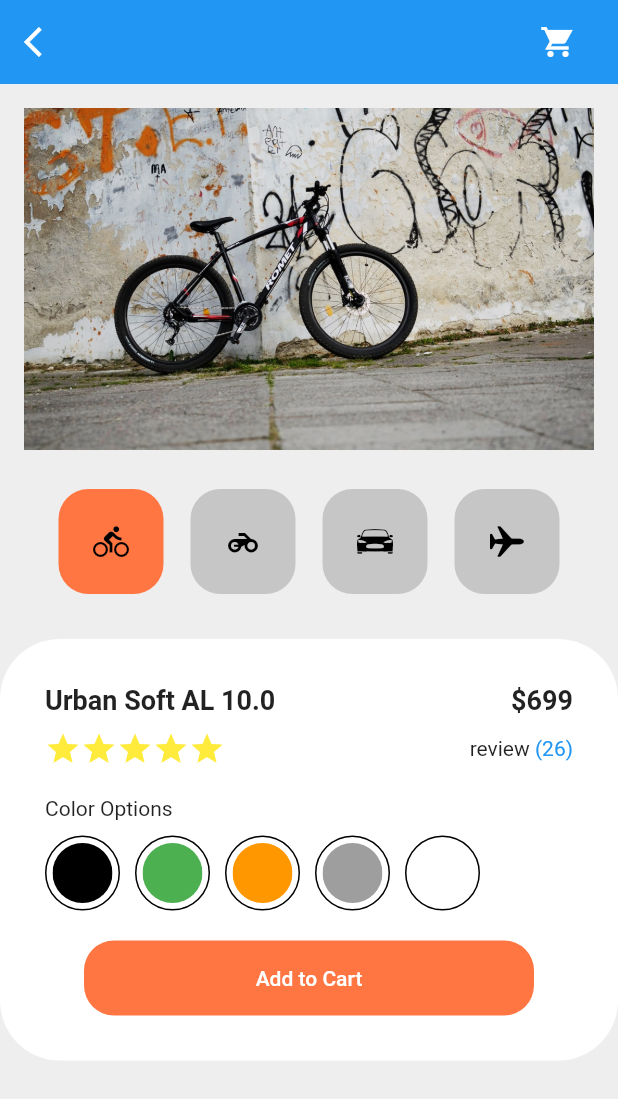
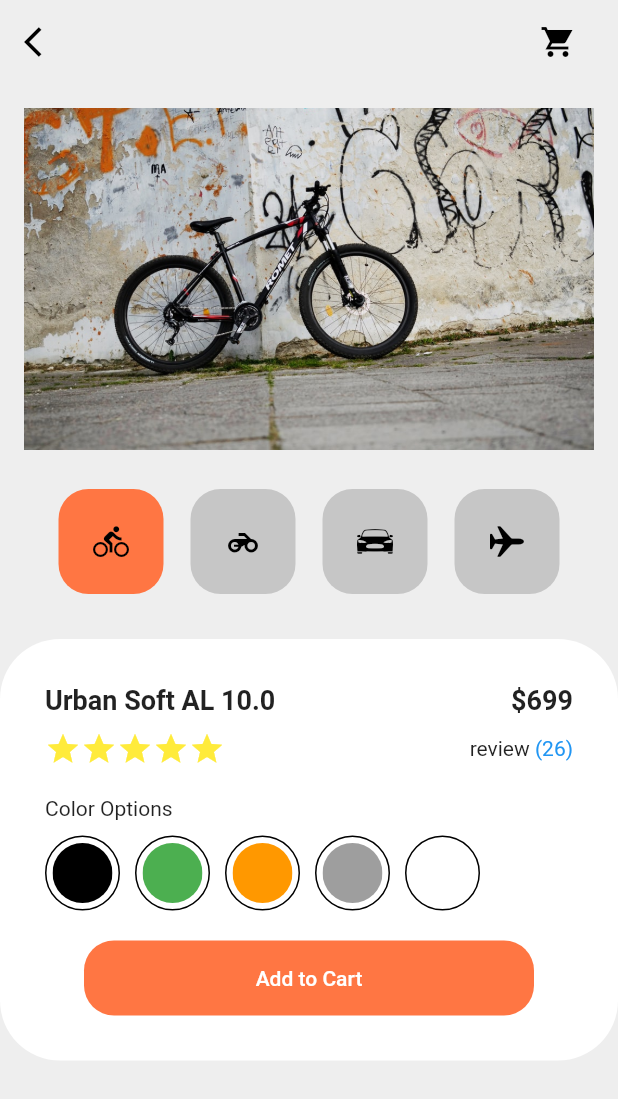
Before and after one commit to S-Sojung/flutter-shopping, a Flutter app: the screen it shows after launch, on a phone screen of 412 x 824 dp. Shown: the top 1099 px of the screen. Run offline on Flutter 3.47's test engine with Material 2 defaults, Android fonts, the phone set to English and light mode, and no system bars.

Commit message:
앱바 테마 적용

```diff
--- a/lib/main.dart
+++ b/lib/main.dart
@@ -38,6 +38,7 @@ class ShoppingCartPage extends StatelessWidget {
 
   AppBar _buildShoppingCartAppBar() {
     return AppBar(
+
       leading: Icon(Icons.arrow_back_ios),
       actions: [
         IconButton(
--- a/lib/theme.dart
+++ b/lib/theme.dart
@@ -4,6 +4,10 @@ import 'package:flutter_shopping/constants.dart';
 
 ThemeData theme(){
   return ThemeData(
+    appBarTheme: AppBarTheme(
+      backgroundColor: kPrimaryColor,
+      foregroundColor: Colors.black
+    ),
     primaryColor: kPrimaryColor,
     scaffoldBackgroundColor: kPrimaryColor
   );
```
